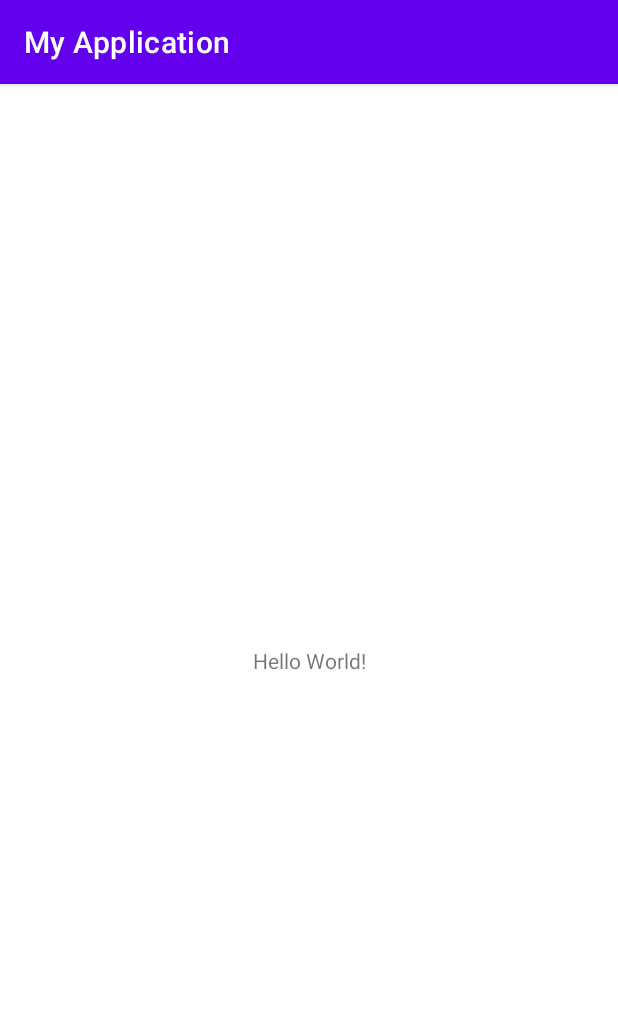
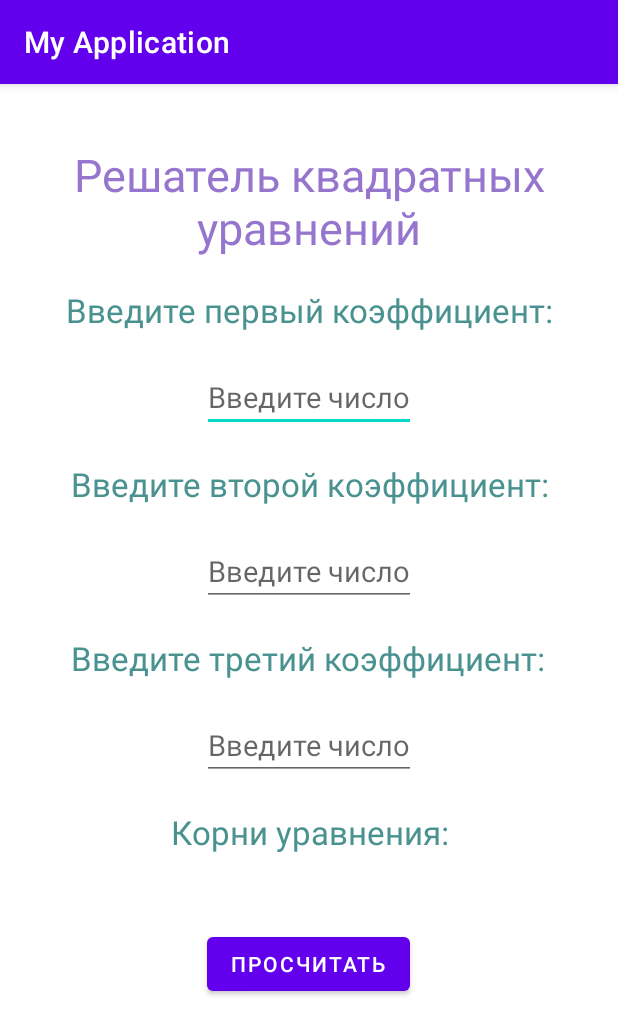
Before and after one commit to MagEk1511/homeworkApps, an Android app: the screen it shows after launch (MainActivity), on a phone screen of 412 x 824 dp. Shown: the top 1035 px of the screen. Run offline under Robolectric (Android 15) with nearby library versions, the phone set to English and light mode, and no system bars.

Commit message:
first initial

```diff
--- a/app/src/main/java/com/example/myapplication/MainActivity.kt
+++ b/app/src/main/java/com/example/myapplication/MainActivity.kt
@@ -2,11 +2,63 @@ package com.example.myapplication
 
 import androidx.appcompat.app.AppCompatActivity
 import android.os.Bundle
+import android.view.View
+import android.widget.EditText
+import android.widget.TextView
+import kotlin.math.pow
 
 class MainActivity : AppCompatActivity() {
+
+    private lateinit var editText1: EditText
+    private lateinit var editText2: EditText
+    private lateinit var editText3: EditText
+    private lateinit var textView: TextView
+
     override fun onCreate(savedInstanceState: Bundle?) {
         super.onCreate(savedInstanceState)
         setContentView(R.layout.activity_main)
 
+        editText1 = findViewById(R.id.a)
+        editText2 = findViewById(R.id.b)
+        editText3 = findViewById(R.id.c)
+        textView = findViewById(R.id.roots)
     }
+
+    private fun discriminant(a: EditText, b: EditText, c:EditText): Double{
+        val aCoef = Integer.parseInt(a.text.toString())
+        val bCoef = Integer.parseInt(b.text.toString())
+        val cCoef = Integer.parseInt(c.text.toString())
+        return (bCoef * bCoef - 4 * aCoef * cCoef).toDouble()
+    }
+
+    private fun Double.format(digits: Int) = "%.${digits}f".format(this)
+
+    private fun findRoots(a: EditText, b: EditText, c:EditText): String {
+        if(a.text.toString() == "" || b.text.toString() == "" || c.text.toString() == ""){
+            return "Incorrect input"
+        }
+        val aCoef = Integer.parseInt(a.text.toString())
+        val bCoef = Integer.parseInt(b.text.toString())
+        if (aCoef == 0) {
+            return "Division by zero"
+        }
+        val desc = discriminant(a, b, c)
+        return if (desc > 0){
+            val x1 = (-bCoef + desc.pow(0.5)) / (2 * aCoef)
+            val x2 = (-bCoef - desc.pow(0.5)) / (2 * aCoef)
+            "x1 = ${x1.format(2)} \n x2 = ${x2.format(2)}"
+        } else if (desc == 0.0){
+            val x = -bCoef  / (2 * aCoef)
+            "x = %.${x}f"
+        } else{
+            "No rational decisions"
+        }
+
+    }
+
+   fun click(view: View){
+        textView.text = findRoots(editText1, editText2, editText3)
+    }
+
+
 }
--- a/app/src/main/res/layout/activity_main.xml
+++ b/app/src/main/res/layout/activity_main.xml
@@ -1,18 +1,110 @@
 <?xml version="1.0" encoding="utf-8"?>
-<androidx.constraintlayout.widget.ConstraintLayout xmlns:android="http://schemas.android.com/apk/res/android"
-    xmlns:app="http://schemas.android.com/apk/res-auto"
-    xmlns:tools="http://schemas.android.com/tools"
+<LinearLayout xmlns:android="http://schemas.android.com/apk/res/android"
     android:layout_width="match_parent"
     android:layout_height="match_parent"
-    tools:context=".MainActivity">
+    xmlns:tool="http://schemas.android.com/apk/res-auto"
+    android:gravity="center_horizontal"
+    android:orientation="vertical">
+    >
 
     <TextView
         android:layout_width="wrap_content"
         android:layout_height="wrap_content"
-        android:text="Hello World!"
-        app:layout_constraintBottom_toBottomOf="parent"
-        app:layout_constraintEnd_toEndOf="parent"
-        app:layout_constraintStart_toStartOf="parent"
-        app:layout_constraintTop_toTopOf="parent" />
+        android:layout_marginTop="40dp"
+        android:gravity="center"
+        android:text="Решатель квадратных уравнений"
+        android:textColor="#9575CD"
+        android:textSize="30sp" />
 
-</androidx.constraintlayout.widget.ConstraintLayout>
+    <TextView
+        android:layout_height="wrap_content"
+        android:layout_width="wrap_content"
+        android:layout_margin="20dp"
+        android:gravity="center"
+        android:text="Введите первый коэффициент:"
+        android:textSize="22sp"
+        android:textColor="#49928F"
+        />
+
+    <EditText
+        android:id="@+id/a"
+        android:inputType="numberSigned"
+        android:layout_height="wrap_content"
+        android:layout_width="wrap_content"
+        android:hint="Введите число"
+        android:textSize="19sp"
+        android:textColor="#75832D"
+        />
+
+    <TextView
+        android:layout_height="wrap_content"
+        android:layout_width="wrap_content"
+        android:layout_margin="20dp"
+        android:gravity="center"
+        android:text="Введите второй коэффициент:"
+        android:textSize="22sp"
+        android:textColor="#49928F"
+        />
+
+    <EditText
+        android:id="@+id/b"
+        android:layout_height="wrap_content"
+        android:layout_width="wrap_content"
+        android:hint="Введите число"
+        android:inputType="numberSigned"
+        android:textSize="19sp"
+        android:textColor="#75832D"
+        />
+
+    <TextView
+        android:layout_height="wrap_content"
+        android:layout_width="wrap_content"
+        android:layout_margin="20dp"
+        android:gravity="center"
+        android:text="Введите третий коэффициент:"
+        android:textSize="22sp"
+        android:textColor="#49928F"
+        />
+
+    <EditText
+        android:id="@+id/c"
+        android:layout_height="wrap_content"
+        android:layout_width="wrap_content"
+        android:hint="Введите число"
+        android:inputType="numberSigned|numberDecimal"
+        android:textSize="19sp"
+        android:textColor="#75832D"
+        />
+
+
+    <TextView
+        android:layout_height="wrap_content"
+        android:layout_width="wrap_content"
+        android:layout_margin="20dp"
+        android:gravity="center"
+        android:text="Корни уравнения:"
+        android:textSize="22sp"
+        android:textColor="#49928F"
+        />
+    <TextView
+        android:id="@+id/roots"
+        android:layout_height="wrap_content"
+        android:layout_width="wrap_content"
+        android:gravity="center"
+        android:text=""
+        android:textSize="22sp"
+        android:textColor="#49928F"
+        />
+
+    <Button
+        android:layout_height="wrap_content"
+        android:layout_width="wrap_content"
+        android:text="Просчитать"
+        android:onClick="click"
+        />
+
+
+
+
+
+</LinearLayout>
```
